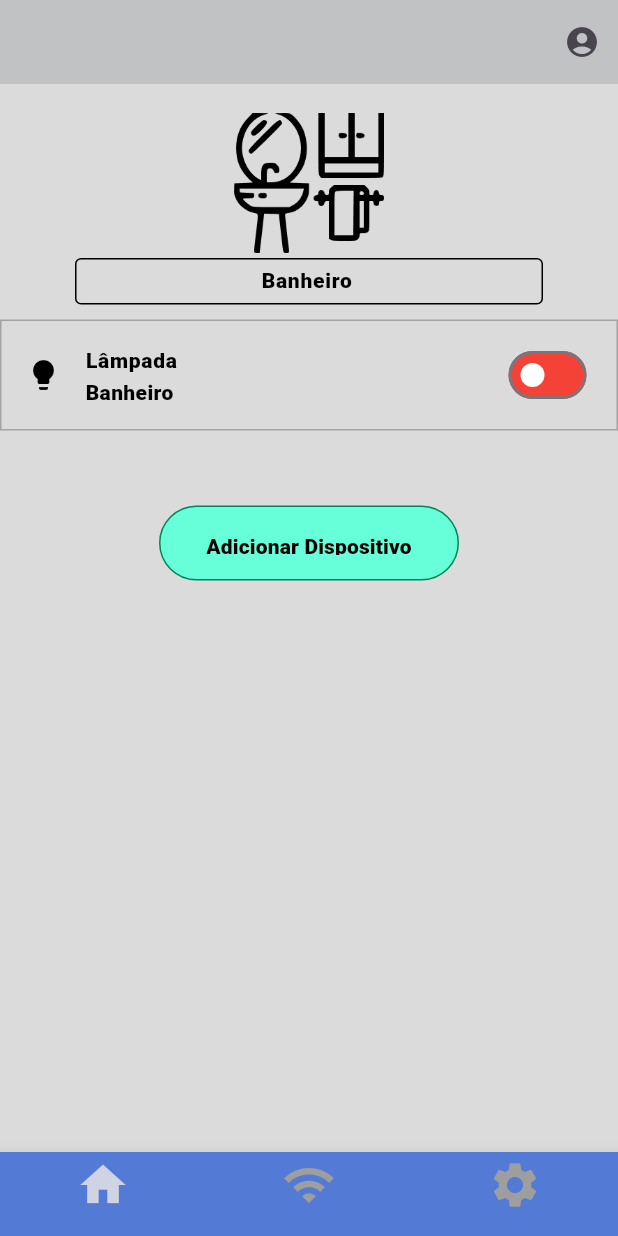
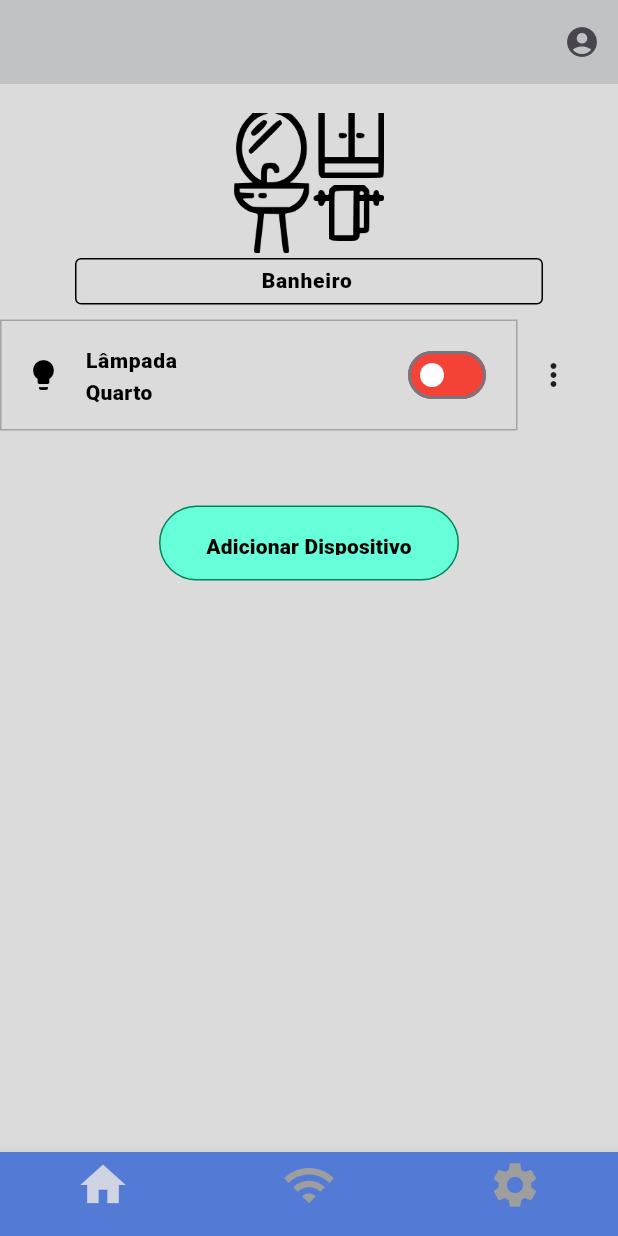
Before and after one commit to Sara-Mirian-Santos/SmartHouse, a Flutter app: the banheiro screen opened directly, on a phone screen of 412 x 824 dp. Run offline on Flutter 3.47's test engine with Material 3 defaults, Android fonts, the phone set to English and light mode, and no system bars; our stand-ins replace cloud_firestore, firebase_auth, firebase_core; accounts and stored records are empty.

Commit message:
Update banheiro.dart

```diff
--- a/smart_house/smart_house/lib/banheiro.dart
+++ b/smart_house/smart_house/lib/banheiro.dart
@@ -2,7 +2,7 @@
 
 import 'package:flutter/material.dart';
 import 'package:smart_house/perfil.dart';
-
+import 'inicial.dart';
 import 'Home.dart';
 
 class banheiro extends StatefulWidget {
@@ -10,6 +10,11 @@ class banheiro extends StatefulWidget {
 
   @override
   State<banheiro> createState() => _banheiroState();
+}
+
+enum  _MenuValues{
+  editar,
+  excluir,
 }
 
 class _banheiroState extends State<banheiro> {
@@ -147,7 +152,12 @@ class _banheiroState extends State<banheiro> {
               ),
               Padding(
                 padding: EdgeInsets.fromLTRB(0, 10, 0, 0),
-                child: SwitchListTile(
+                child: Row(
+                  children: [
+                    Container(
+                      width: 345,
+                      child:
+                      SwitchListTile(
                         value: _bt_lampada_banheiro,
                         title: Text(
                           "Lâmpada",
@@ -160,7 +170,7 @@ class _banheiroState extends State<banheiro> {
                           textAlign: TextAlign.left,
                         ),
                         subtitle: Text(
-                    "Banheiro",
+                          "Quarto",
                           style: TextStyle(
                             fontWeight: FontWeight.w800,
                             fontStyle: FontStyle.normal,
@@ -191,6 +201,35 @@ class _banheiroState extends State<banheiro> {
                         Icon(Icons.lightbulb, color: Colors.black, size: 24),
                         selected: false,
                         selectedTileColor: Color(0x42000000),
+                      ),
+
+                    ),
+                    PopupMenuButton<_MenuValues>(
+                      itemBuilder: (BuildContext context) => [
+                        PopupMenuItem(
+                          child: Text('Editar'),
+                          value: _MenuValues.editar,
+                        ),
+                        PopupMenuItem(
+                          child: Text('Excluir'),
+                          value: _MenuValues.excluir,
+                        ),
+                      ],
+                      onSelected: (value) {
+                        switch (value) {
+                          case _MenuValues.editar:
+                            Navigator.of(context)
+                                .push(MaterialPageRoute(builder: (c) => inicio()));
+                            break;
+                          case _MenuValues.excluir:
+                            Navigator.of(context)
+                                .push(MaterialPageRoute(builder: (c) => inicio()));
+                            break;
+                        // TODO: Handle this case.
+                        }
+                      },
+                    ),
+                  ],
                 ),
               ),
               Container(
```
Lines whose indentation alone changed are shown as unchanged.
